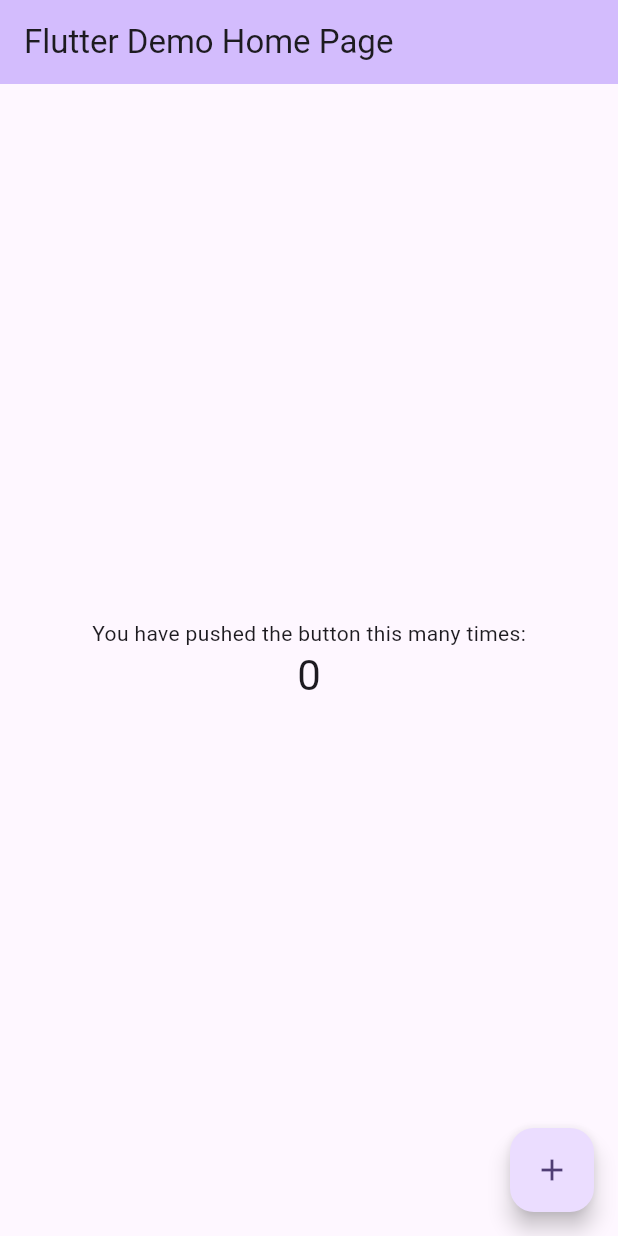
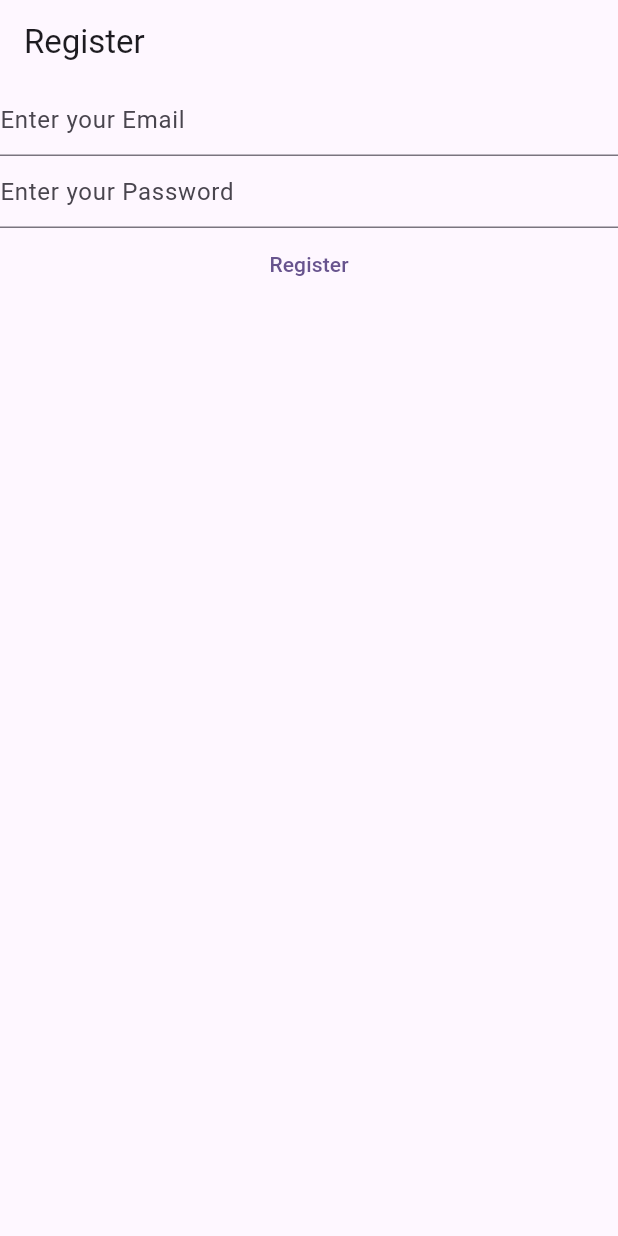
Before and after one commit to KundanBaidhya/mynotes, a Flutter app: the screen it shows after launch, on a phone screen of 412 x 824 dp. Run offline on Flutter 3.47's test engine with Material 2 defaults, Android fonts, the phone set to English and light mode, and no system bars; our stand-ins replace firebase_auth, firebase_core; accounts and stored records are empty.

Commit message:
Basic firebase app completed with a register page

```diff
--- a/lib/main.dart
+++ b/lib/main.dart
@@ -1,4 +1,7 @@
+import 'package:firebase_auth/firebase_auth.dart';
+import 'package:firebase_core/firebase_core.dart';
 import 'package:flutter/material.dart';
+import 'package:mynotes/firebase_options.dart';
 
 
 void test(){
@@ -7,125 +10,97 @@ void test(){
 
 
 void main() {
-  runApp(const MyApp());
-}
-
-class MyApp extends StatelessWidget {
-  const MyApp({super.key});
-
-  // This widget is the root of your application.
-  @override
-  Widget build(BuildContext context) {
-    return MaterialApp(
+  runApp(MaterialApp(
       title: 'Flutter Demo',
       theme: ThemeData(
-        // This is the theme of your application.
-        //
-        // TRY THIS: Try running your application with "flutter run". You'll see
-        // the application has a blue toolbar. Then, without quitting the app,
-        // try changing the seedColor in the colorScheme below to Colors.green
-        // and then invoke "hot reload" (save your changes or press the "hot
-        // reload" button in a Flutter-supported IDE, or press "r" if you used
-        // the command line to start the app).
-        //
-        // Notice that the counter didn't reset back to zero; the application
-        // state is not lost during the reload. To reset the state, use hot
-        // restart instead.
-        //
-        // This works for code too, not just values: Most code changes can be
-        // tested with just a hot reload.
         colorScheme: ColorScheme.fromSeed(seedColor: Colors.deepPurple),
         useMaterial3: true,
       ),
-      home: const MyHomePage(title: 'Flutter Demo Home Page'),
+      home: const HomePage(),
+    ));
+}
+
+class HomePage extends StatefulWidget {  //made a stateless homepage class that returns scaffold
+  const HomePage({super.key});
+
+  @override
+  State<HomePage> createState() => _HomePageState();
+}
+
+class _HomePageState extends State<HomePage> {
+  late final TextEditingController _email; //works as a container for the value given by the user in the textfield
+  late final TextEditingController _password;
+
+  @override
+  void initState() { //initiating the containers
+
+    _email = TextEditingController();
+    _password = TextEditingController();
+    super.initState();
+  }
+
+  @override
+  void dispose() { // disposing the containers after use
+
+    _email.dispose();
+    _password.dispose();
+    super.dispose();
+  }
+
+
+
+  @override
+  Widget build(BuildContext context) {
+
+    return Scaffold( //inside the scaffold made a appbar and a body
+
+      appBar: AppBar( //gave the app bar a text to display
+        title: const Text("Register"),
+        ),
+
+      body: FutureBuilder(
+        future: Firebase.initializeApp(options: DefaultFirebaseOptions.currentPlatform,),
+        builder: (context, snapshot) {
+          switch(snapshot.connectionState){
+
+            case ConnectionState.done:
+              return Column(
+            children: [
+              TextField(
+                controller: _email,
+                decoration: const InputDecoration(hintText: "Enter your Email"),
+                keyboardType: TextInputType.emailAddress,
+                autocorrect: false,
+                enableSuggestions: false,
+
+              ),
+              TextField(
+                controller: _password,
+                decoration: const InputDecoration(hintText: "Enter your Password"),
+                obscureText: true,
+                autocorrect: false,
+                enableSuggestions: false,
+              ),
+              TextButton(onPressed: () async{ //
+
+
+              final myEmail = _email.text;
+              final myPassword = _password.text;
+              final userCredential = await FirebaseAuth.instance.createUserWithEmailAndPassword(email: myEmail, password: myPassword);
+              print(userCredential);
+
+
+              }, child: const Text("Register"),),
+            ],
+          );
+
+            default:
+             return const Text("Loading");
+
+          }
+
+        },
+      )
     );
   }
 }
-
-class MyHomePage extends StatefulWidget {
-  const MyHomePage({super.key, required this.title});
-
-  // This widget is the home page of your application. It is stateful, meaning
-  // that it has a State object (defined below) that contains fields that affect
-  // how it looks.
-
-  // This class is the configuration for the state. It holds the values (in this
-  // case the title) provided by the parent (in this case the App widget) and
-  // used by the build method of the State. Fields in a Widget subclass are
-  // always marked "final".
-
-  final String title;
-
-  @override
-  State<MyHomePage> createState() => _MyHomePageState();
-}
-
-class _MyHomePageState extends State<MyHomePage> {
-  int _counter = 0;
-
-  void _incrementCounter() {
-    setState(() {
-      // This call to setState tells the Flutter framework that something has
-      // changed in this State, which causes it to rerun the build method below
-      // so that the display can reflect the updated values. If we changed
-      // _counter without calling setState(), then the build method would not be
-      // called again, and so nothing would appear to happen.
-      _counter++;
-    });
-  }
-
-  @override
-  Widget build(BuildContext context) {
-    // This method is rerun every time setState is called, for instance as done
-    // by the _incrementCounter method above.
-    //
-    // The Flutter framework has been optimized to make rerunning build methods
-    // fast, so that you can just rebuild anything that needs updating rather
-    // than having to individually change instances of widgets.
-    return Scaffold(
-      appBar: AppBar(
-        // TRY THIS: Try changing the color here to a specific color (to
-        // Colors.amber, perhaps?) and trigger a hot reload to see the AppBar
-        // change color while the other colors stay the same.
-        backgroundColor: Theme.of(context).colorScheme.inversePrimary,
-        // Here we take the value from the MyHomePage object that was created by
-        // the App.build method, and use it to set our appbar title.
-        title: Text(widget.title),
-      ),
-      body: Center(
-        // Center is a layout widget. It takes a single child and positions it
-        // in the middle of the parent.
-        child: Column(
-          // Column is also a layout widget. It takes a list of children and
-          // arranges them vertically. By default, it sizes itself to fit its
-          // children horizontally, and tries to be as tall as its parent.
-          //
-          // Column has various properties to control how it sizes itself and
-          // how it positions its children. Here we use mainAxisAlignment to
-          // center the children vertically; the main axis here is the vertical
-          // axis because Columns are vertical (the cross axis would be
-          // horizontal).
-          //
-          // TRY THIS: Invoke "debug painting" (choose the "Toggle Debug Paint"
-          // action in the IDE, or press "p" in the console), to see the
-          // wireframe for each widget.
-          mainAxisAlignment: MainAxisAlignment.center,
-          children: <Widget>[
-            const Text(
-              'You have pushed the button this many times:',
-            ),
-            Text(
-              '$_counter',
-              style: Theme.of(context).textTheme.headlineMedium,
-            ),
-          ],
-        ),
-      ),
-      floatingActionButton: FloatingActionButton(
-        onPressed: _incrementCounter,
-        tooltip: 'Increment',
-        child: const Icon(Icons.add),
-      ), // This trailing comma makes auto-formatting nicer for build methods.
-    );
-  }
-}
```
